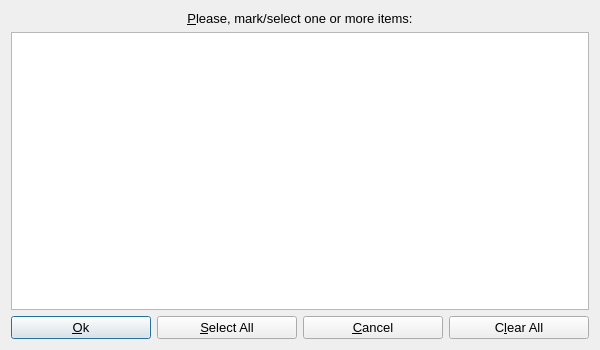
Qt form gems3/vizor4/dlg4/SelectDialog4.ui (gemshub/GEMSGUI) before a commit.
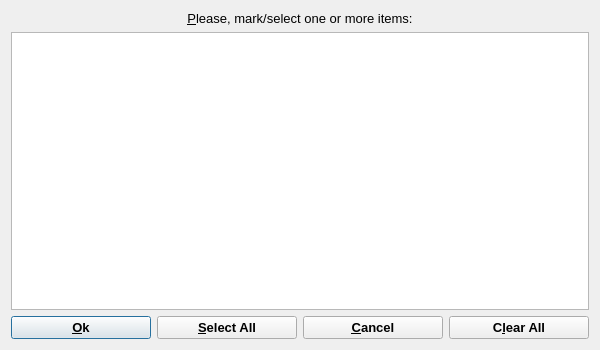
The same form after that commit.

```diff
--- a/gems3/vizor4/dlg4/SelectDialog4.ui
+++ b/gems3/vizor4/dlg4/SelectDialog4.ui
@@ -122,6 +122,12 @@
          <verstretch>0</verstretch>
         </sizepolicy>
        </property>
+       <property name="font">
+        <font>
+         <weight>75</weight>
+         <bold>true</bold>
+        </font>
+       </property>
        <property name="text">
         <string>&amp;Ok</string>
        </property>
@@ -141,6 +147,12 @@
          <verstretch>0</verstretch>
         </sizepolicy>
        </property>
+       <property name="font">
+        <font>
+         <weight>75</weight>
+         <bold>true</bold>
+        </font>
+       </property>
        <property name="text">
         <string>&amp;Select All</string>
        </property>
@@ -157,6 +169,12 @@
          <verstretch>0</verstretch>
         </sizepolicy>
        </property>
+       <property name="font">
+        <font>
+         <weight>75</weight>
+         <bold>true</bold>
+        </font>
+       </property>
        <property name="text">
         <string>&amp;Cancel</string>
        </property>
@@ -173,6 +191,12 @@
          <verstretch>0</verstretch>
         </sizepolicy>
        </property>
+       <property name="font">
+        <font>
+         <weight>75</weight>
+         <bold>true</bold>
+        </font>
+       </property>
        <property name="text">
         <string>C&amp;lear All</string>
        </property>
```
